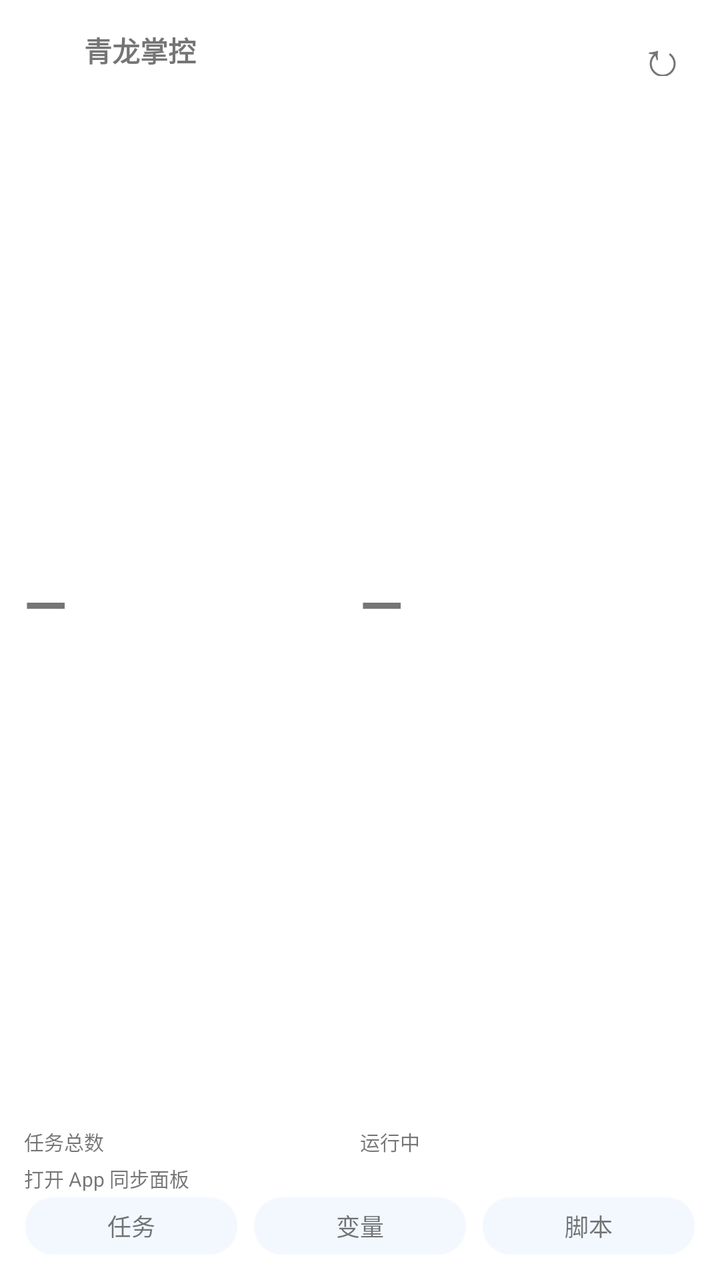
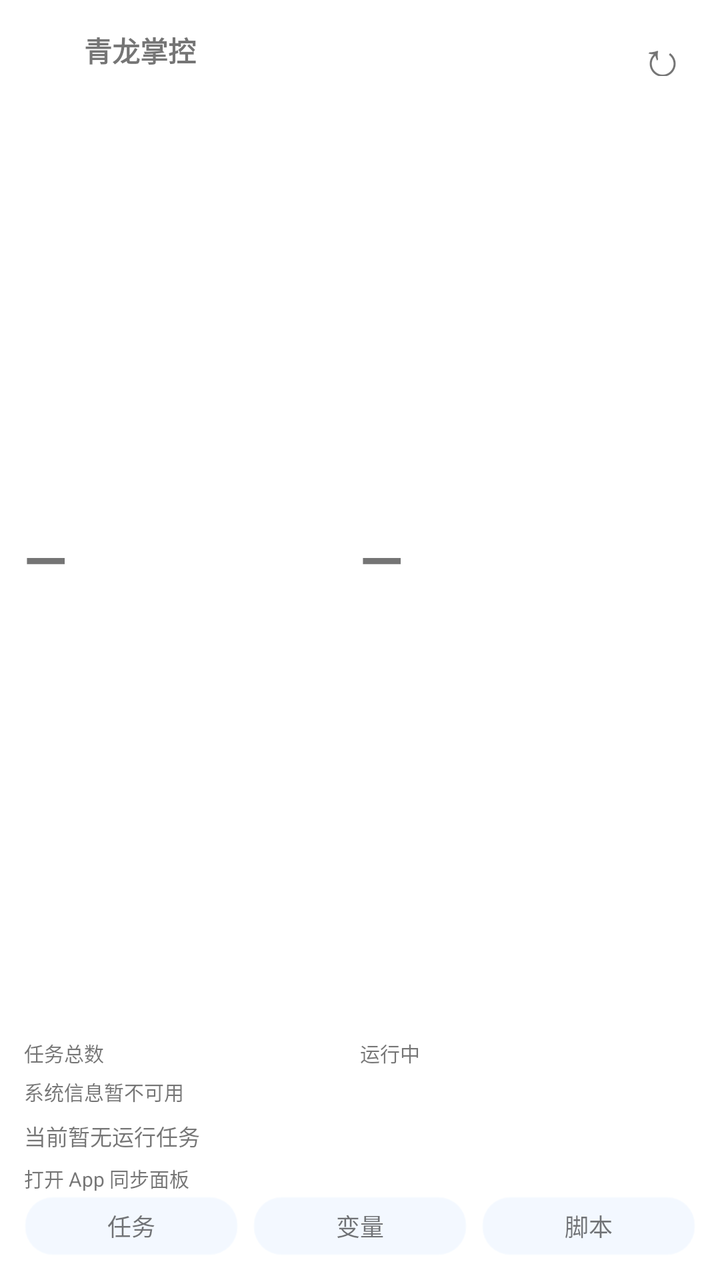

An Android layout rendered at two revisions. The XML below is the earlier revision; the diff shows what the commit changed to produce the second picture.
<!-- AndroidManifest.xml: fallback theme Theme.MaterialComponents.DayNight.NoActionBar -->
<!-- res/layout/panel_widget.xml -->
<FrameLayout xmlns:android="http://schemas.android.com/apk/res/android" android:layout_width="match_parent" android:layout_height="match_parent">
<ImageView android:id="@+id/widget_background" android:layout_width="match_parent" android:layout_height="match_parent" android:scaleType="fitXY" android:contentDescription="透明玻璃背景"/>
<LinearLayout android:layout_width="match_parent" android:layout_height="match_parent" android:orientation="vertical" android:padding="12dp">
<LinearLayout android:layout_width="match_parent" android:layout_height="26dp" android:gravity="center_vertical">
<ImageView android:layout_width="22dp" android:layout_height="22dp" android:src="@mipmap/ic_launcher" android:contentDescription="青龙掌控"/>
<TextView android:id="@+id/widget_name" android:layout_width="0dp" android:layout_weight="1" android:layout_height="wrap_content" android:layout_marginStart="8dp" android:text="青龙掌控" android:textSize="14sp" android:textStyle="bold" android:maxLines="1" android:ellipsize="end"/>
<TextView android:id="@+id/widget_refresh" android:layout_width="34dp" android:layout_height="26dp" android:gravity="center" android:text="↻" android:textSize="24sp" android:contentDescription="刷新小组件"/>
</LinearLayout>
<LinearLayout android:layout_width="match_parent" android:layout_height="0dp" android:layout_weight="1" android:gravity="center_vertical" android:paddingTop="2dp" android:paddingBottom="2dp">
<LinearLayout android:layout_width="0dp" android:layout_weight="1" android:layout_height="match_parent" android:gravity="center_vertical" android:orientation="vertical">
<TextView android:id="@+id/widget_total" android:layout_width="match_parent" android:layout_height="0dp" android:layout_weight="1" android:gravity="center_vertical" android:text="—" android:textStyle="bold" android:autoSizeTextType="uniform" android:autoSizeMinTextSize="16sp" android:autoSizeMaxTextSize="28sp" android:autoSizeStepGranularity="1sp" android:maxLines="1"/>
<TextView android:id="@+id/widget_total_label" android:layout_width="wrap_content" android:layout_height="wrap_content" android:text="任务总数" android:textSize="10sp"/>
</LinearLayout>
<LinearLayout android:layout_width="0dp" android:layout_weight="1" android:layout_height="match_parent" android:gravity="center_vertical" android:orientation="vertical">
<TextView android:id="@+id/widget_running" android:layout_width="match_parent" android:layout_height="0dp" android:layout_weight="1" android:gravity="center_vertical" android:text="—" android:textStyle="bold" android:autoSizeTextType="uniform" android:autoSizeMinTextSize="16sp" android:autoSizeMaxTextSize="28sp" android:autoSizeStepGranularity="1sp" android:maxLines="1"/>
<TextView android:id="@+id/widget_running_label" android:layout_width="wrap_content" android:layout_height="wrap_content" android:text="运行中" android:textSize="10sp"/>
</LinearLayout>
</LinearLayout>
<TextView android:id="@+id/widget_status" android:layout_width="match_parent" android:layout_height="18dp" android:gravity="center_vertical" android:text="打开 App 同步面板" android:textSize="10sp" android:maxLines="1" android:ellipsize="end"/>
<LinearLayout android:layout_width="match_parent" android:layout_height="30dp" android:gravity="center_vertical">
<TextView android:id="@+id/widget_tasks" android:layout_width="0dp" android:layout_weight="1" android:layout_height="match_parent" android:background="@drawable/widget_button" android:gravity="center" android:text="任务" android:textSize="12sp"/>
<TextView android:id="@+id/widget_envs" android:layout_width="0dp" android:layout_weight="1" android:layout_height="match_parent" android:layout_marginStart="7dp" android:background="@drawable/widget_button" android:gravity="center" android:text="变量" android:textSize="12sp"/>
<TextView android:id="@+id/widget_scripts" android:layout_width="0dp" android:layout_weight="1" android:layout_height="match_parent" android:layout_marginStart="7dp" android:background="@drawable/widget_button" android:gravity="center" android:text="脚本" android:textSize="12sp"/>
</LinearLayout></LinearLayout></FrameLayout>
<!-- resources referenced by this layout -->
<resources>
  <!-- drawable widget_button (drawable) -->
  <shape xmlns:android="http://schemas.android.com/apk/res/android"><solid android:color="#187BB8FF"/><corners android:radius="14dp"/><stroke android:width="1dp" android:color="#55FFFFFF"/></shape>
  <!-- mipmap ic_launcher (mipmap-anydpi-v26) -->
  <adaptive-icon xmlns:android="http://schemas.android.com/apk/res/android"><background android:drawable="@color/icon_background"/><foreground android:drawable="@drawable/icon_foreground"/></adaptive-icon>
  <color name="icon_background">#e8efed</color>
  <!-- drawable icon_foreground (drawable) -->
  <inset xmlns:android="http://schemas.android.com/apk/res/android" android:insetLeft="12%" android:insetTop="12%" android:insetRight="12%" android:insetBottom="12%"><bitmap android:src="@drawable/app_icon" android:gravity="fill" android:filter="true" /></inset>
  <!-- drawable app_icon: png bitmap (drawable-nodpi, 597014 bytes) -->
</resources>

<!-- the commit's change to res/layout/panel_widget.xml (unified diff, before → after) -->
@@ -16,6 +16,8 @@
 <TextView android:id="@+id/widget_running_label" android:layout_width="wrap_content" android:layout_height="wrap_content" android:text="运行中" android:textSize="10sp"/>
 </LinearLayout>
 </LinearLayout>
+<TextView android:id="@+id/widget_system" android:layout_width="match_parent" android:layout_height="20dp" android:gravity="center_vertical" android:text="系统信息暂不可用" android:textSize="10sp" android:maxLines="1" android:ellipsize="end"/>
+<TextView android:id="@+id/widget_activity" android:layout_width="match_parent" android:layout_height="wrap_content" android:layout_marginTop="4dp" android:layout_marginBottom="4dp" android:text="当前暂无运行任务" android:textSize="11sp" android:maxLines="4" android:ellipsize="end"/>
 <TextView android:id="@+id/widget_status" android:layout_width="match_parent" android:layout_height="18dp" android:gravity="center_vertical" android:text="打开 App 同步面板" android:textSize="10sp" android:maxLines="1" android:ellipsize="end"/>
 <LinearLayout android:layout_width="match_parent" android:layout_height="30dp" android:gravity="center_vertical">
 <TextView android:id="@+id/widget_tasks" android:layout_width="0dp" android:layout_weight="1" android:layout_height="match_parent" android:background="@drawable/widget_button" android:gravity="center" android:text="任务" android:textSize="12sp"/>
